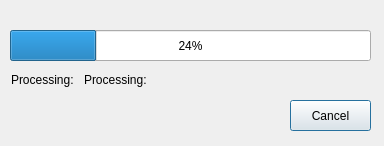
Qt form dialog.ui (devlovers-id/sapulatar-qt) before a commit.
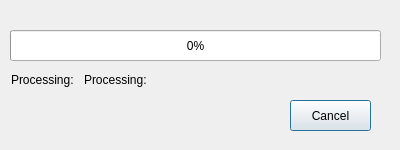
The same form after that commit.

Commit message: set dialog size and some default values

What changed in the file:
```diff
--- a/dialog.ui
+++ b/dialog.ui
@@ -6,10 +6,28 @@
    <rect>
     <x>0</x>
     <y>0</y>
-    <width>384</width>
-    <height>146</height>
+    <width>400</width>
+    <height>150</height>
    </rect>
   </property>
+  <property name="sizePolicy">
+   <sizepolicy hsizetype="Fixed" vsizetype="Fixed">
+    <horstretch>0</horstretch>
+    <verstretch>0</verstretch>
+   </sizepolicy>
+  </property>
+  <property name="minimumSize">
+   <size>
+    <width>400</width>
+    <height>150</height>
+   </size>
+  </property>
+  <property name="maximumSize">
+   <size>
+    <width>400</width>
+    <height>150</height>
+   </size>
+  </property>
   <property name="windowTitle">
    <string>Dialog</string>
   </property>
@@ -21,12 +39,12 @@
     <rect>
      <x>10</x>
      <y>30</y>
-     <width>361</width>
+     <width>371</width>
      <height>31</height>
     </rect>
    </property>
    <property name="value">
-    <number>24</number>
+    <number>0</number>
    </property>
   </widget>
   <widget class="QPushButton" name="btn_cancel">
```
Left out of the diff: 7 changed lines with no effect on the pictures. The commit also changes 1 other file.
